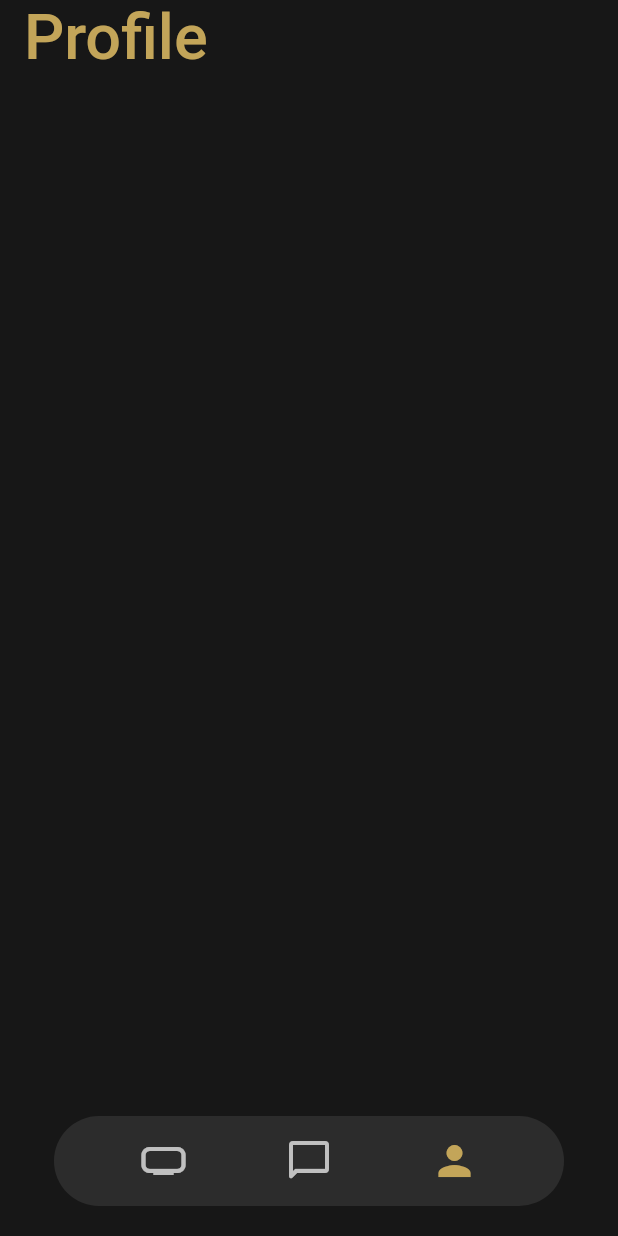
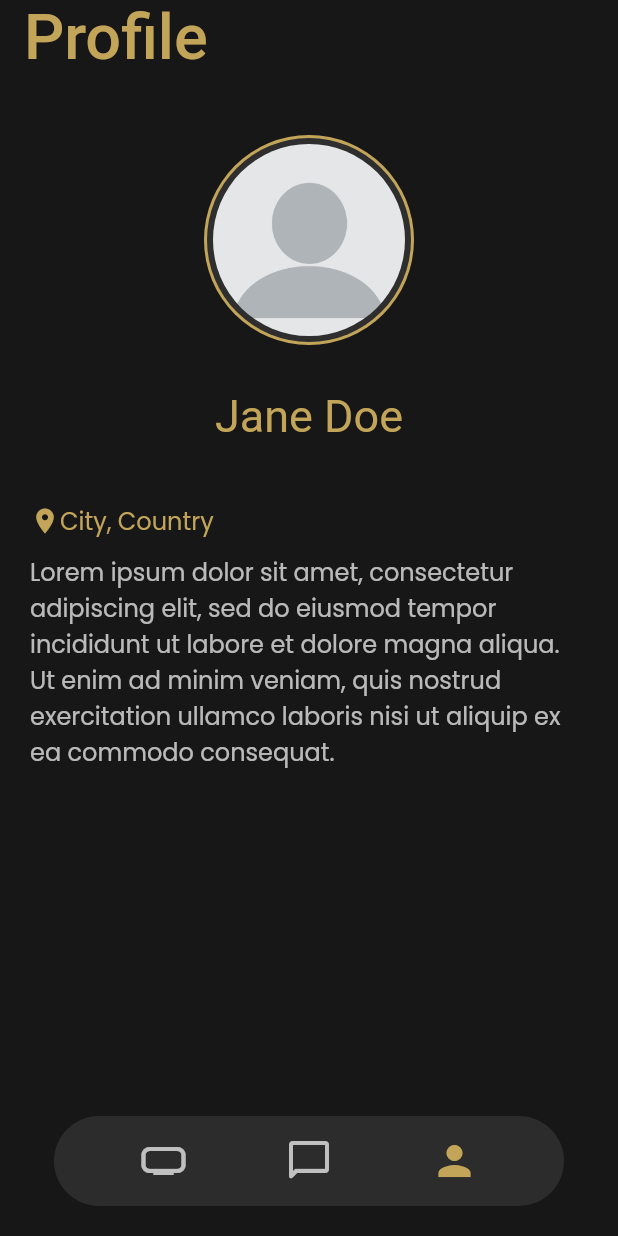
Before and after one commit to Drysen1/Flutter_Social_Network_UI_Concept, a Flutter app: the screen it shows after launch, after a tap on the "chat bubble outline" icon, after a tap on the "person" icon, on a phone screen of 412 x 824 dp. Run offline on Flutter 3.47's test engine with Material 2 defaults, Android fonts, the phone set to English and light mode, and no system bars; our stand-ins replace equatable, flutter_bloc, google_fonts.

Commit message:
Added profile page.

```diff
--- /dev/null
+++ b/lib/blocs/profile/profile_bloc.dart
@@ -0,0 +1,28 @@
+import 'package:flutter_bloc/flutter_bloc.dart';
+import 'package:flutter_social_network_ui_concept/blocs/profile/profile_event.dart';
+import 'package:flutter_social_network_ui_concept/blocs/profile/profile_state.dart';
+import 'package:flutter_social_network_ui_concept/models/profileModel.dart';
+import 'package:flutter_social_network_ui_concept/repository/profileRepository.dart';
+
+class ProfileBloc extends Bloc<ProfileEvent, ProfileState>{
+  ProfileBloc() : super(ProfileInitialState());
+
+  @override
+  Stream<ProfileState> mapEventToState(ProfileEvent event) async* {
+    if(event is LoadProfileEvent){
+      yield* _mapLoadProfileEventToState();
+    }
+  }
+
+  Stream<ProfileState> _mapLoadProfileEventToState() async*{
+    yield ProfileLoadingState();
+    var profile = _getProfile();
+    yield ProfileLoadedState(profile);
+  }
+
+  ProfileModel _getProfile(){
+    var profileRepository = ProfileRepository();
+    return profileRepository.getMyProfile();
+  }
+
+}
--- /dev/null
+++ b/lib/blocs/profile/profile_event.dart
@@ -0,0 +1,8 @@
+import 'package:equatable/equatable.dart';
+
+class ProfileEvent extends Equatable{
+  @override
+  List<Object?> get props => [];
+}
+
+class LoadProfileEvent extends ProfileEvent{}
--- /dev/null
+++ b/lib/blocs/profile/profile_state.dart
@@ -0,0 +1,16 @@
+import 'package:equatable/equatable.dart';
+import 'package:flutter_social_network_ui_concept/models/profileModel.dart';
+
+class ProfileState extends Equatable{
+  @override
+  List<Object?> get props => [];
+}
+
+class ProfileInitialState extends ProfileState{}
+
+class ProfileLoadingState extends ProfileState{}
+
+class ProfileLoadedState  extends ProfileState{
+  final ProfileModel profile;
+  ProfileLoadedState(this.profile);
+}
--- a/lib/repository/profileRepository.dart
+++ b/lib/repository/profileRepository.dart
@@ -1,22 +1,25 @@
 import 'package:flutter_social_network_ui_concept/models/profileModel.dart';
 
 class ProfileRepository {
+    var _janeDoe = ProfileModel(0, "Jane", "Doe", "Lorem ipsum dolor sit amet, consectetur adipiscing elit, sed do eiusmod tempor incididunt ut labore et dolore magna aliqua. Ut enim ad minim veniam, quis nostrud exercitation ullamco laboris nisi ut aliquip ex ea commodo consequat.", "City, Country", 'assets/images/profileImage.png');
+    var _johnDoe = ProfileModel(0, "John", "Doe", "Lorem ipsum dolor sit amet, consectetur adipiscing elit, sed do eiusmod tempor incididunt ut labore et dolore magna aliqua. Ut enim ad minim veniam, quis nostrud exercitation ullamco laboris nisi ut aliquip ex ea commodo consequat.", "City, Country", 'assets/images/profileImage.png');
+
   List<ProfileModel> getProfiles(){
     List<ProfileModel> profiles = [];
-
-    var janeDoe = ProfileModel(0, "Jane", "Doe", "Lorem ipsum dolor sit amet, consectetur adipiscing elit, sed do eiusmod tempor incididunt ut labore et dolore magna aliqua. Ut enim ad minim veniam, quis nostrud exercitation ullamco laboris nisi ut aliquip ex ea commodo consequat.", "City, Country", 'assets/images/profileImage.png');
-    var johnDoe = ProfileModel(0, "John", "Doe", "Lorem ipsum dolor sit amet, consectetur adipiscing elit, sed do eiusmod tempor incididunt ut labore et dolore magna aliqua. Ut enim ad minim veniam, quis nostrud exercitation ullamco laboris nisi ut aliquip ex ea commodo consequat.", "City, Country", 'assets/images/profileImage.png');
-
     for( var i = 0 ; i < 30; i++ ) {
       if(i % 2 == 0){
-        janeDoe.id = i;
-        profiles.add(janeDoe);
+        _janeDoe.id = i;
+        profiles.add(_janeDoe);
       } else {
-        johnDoe.id = i;
-        profiles.add(johnDoe);
+        _johnDoe.id = i;
+        profiles.add(_johnDoe);
       }
     }
 
     return profiles;
   }
+
+  ProfileModel getMyProfile(){
+    return _janeDoe;
+  }
 }
--- a/lib/screens/profileScreen.dart
+++ b/lib/screens/profileScreen.dart
@@ -1,4 +1,11 @@
 import 'package:flutter/material.dart';
+import 'package:flutter_bloc/flutter_bloc.dart';
+import 'package:flutter_social_network_ui_concept/blocs/home/home_event.dart';
+import 'package:flutter_social_network_ui_concept/blocs/profile/profile_bloc.dart';
+import 'package:flutter_social_network_ui_concept/blocs/profile/profile_event.dart';
+import 'package:flutter_social_network_ui_concept/blocs/profile/profile_state.dart';
+import 'package:flutter_social_network_ui_concept/widgets/profileImage.dart';
+import 'package:google_fonts/google_fonts.dart';
 
 class ProfileScreen extends StatefulWidget {
   const ProfileScreen({ Key? key }) : super(key: key);
@@ -8,13 +15,128 @@ class ProfileScreen extends StatefulWidget {
 }
 
 class _ProfileScreenState extends State<ProfileScreen> {
+  late ProfileBloc _profileBloc;
+
+  @override
+  void initState() {
+    _profileBloc = BlocProvider.of<ProfileBloc>(context);
+    _profileBloc.add(LoadProfileEvent());
+    super.initState();
+  }
+
   @override
   Widget build(BuildContext context) {
     return SafeArea(
       child: Container(
         padding: EdgeInsets.all(20),
-
+        child: _mainUI(),
       )
     );
   }
+
+  Widget _mainUI(){
+    return Column(children: [
+        SizedBox(height: 20,),
+        _profileImage(),
+        SizedBox(height: 30,),
+        _username(),
+        SizedBox(height: 40,),
+        _locationHolder(),
+        SizedBox(height: 10,),
+        _informationText()
+      ],
+    );
+  }
+
+  Widget _profileImage(){
+    return BlocBuilder<ProfileBloc, ProfileState>(
+      buildWhen: (oldState, newState){
+        return newState is ProfileLoadedState;
+      },
+      builder: (context, state){
+        var image = "assets/images/profileImage.png";
+        if(state is ProfileLoadedState){
+          image = state.profile.image;
+        }
+        return ProfileImage(image: image, size: 140);
+      }
+    );
+  }
+
+  Widget _username(){
+    return BlocBuilder<ProfileBloc, ProfileState>(
+      buildWhen: (oldState, newState){
+        return newState is ProfileLoadedState;
+      },
+      builder: (context, state){
+        var username = "";
+        if(state is ProfileLoadedState){
+          username = "${state.profile.firstName} ${state.profile.lastName}";
+        }
+        return Text(
+          username,
+          style: GoogleFonts.yesevaOne(
+            color: Theme.of(context).primaryColor,
+            fontSize: 30
+          )
+        );
+      }
+    );
+  }
+
+  Widget _locationHolder(){
+    return BlocBuilder<ProfileBloc, ProfileState>(
+      buildWhen: (oldState, newState){
+        return newState is ProfileLoadedState;
+      },
+      builder: (context, state){
+        var location = "";
+        if(state is ProfileLoadedState){
+          location = state.profile.location;
+        }
+        return _location(location);
+      }
+    );
+  }
+
+  Widget _location(String location){
+    return Row(
+      children: [
+        Icon(
+          Icons.place,
+          size: 20,
+          color: Theme.of(context).primaryColor,
+        ),
+        Text(
+          location,
+          style: GoogleFonts.poppins(
+            color: Theme.of(context).primaryColor,
+            fontSize: 16
+          ),
+        ),
+      ],
+    );
+  }
+
+  Widget _informationText(){
+    return BlocBuilder<ProfileBloc, ProfileState>(
+      buildWhen: (oldState, newState){
+        return newState is ProfileLoadedState;
+      },
+      builder: (context, state){
+        var information = "";
+        if(state is ProfileLoadedState){
+          information = state.profile.information;
+        }
+        return Text(
+          information,
+          style: GoogleFonts.poppins(
+            color: Colors.white70,
+            fontSize: 16
+          ),
+          overflow: TextOverflow.fade,
+        );
+      }
+    );
+  }
 }
--- a/lib/screens/tabScreen.dart
+++ b/lib/screens/tabScreen.dart
@@ -2,6 +2,7 @@ import 'package:flutter/material.dart';
 import 'package:flutter_bloc/flutter_bloc.dart';
 import 'package:flutter_social_network_ui_concept/blocs/conversations/conversations_bloc.dart';
 import 'package:flutter_social_network_ui_concept/blocs/home/home_bloc.dart';
+import 'package:flutter_social_network_ui_concept/blocs/profile/profile_bloc.dart';
 import 'package:flutter_social_network_ui_concept/screens/homeScreen.dart';
 import 'package:flutter_social_network_ui_concept/screens/messagesScreen.dart';
 import 'package:flutter_social_network_ui_concept/screens/profileScreen.dart';
@@ -68,9 +69,14 @@ class _TabScreenState extends State<TabScreen> {
           create: (context) => HomeBloc(),
           child: HomeScreen()
         ),
-        BlocProvider(create: (context) => ConverationsBloc(),
-        child: MessagesScreen()),
-        ProfileScreen()
+        BlocProvider(
+          create: (context) => ConverationsBloc(),
+          child: MessagesScreen()
+        ),
+        BlocProvider(
+          create: (context) => ProfileBloc(),
+          child: ProfileScreen()
+        ),
       ],
       onPageChanged: (int pageIndex){
 
--- a/lib/widgets/home/profileGridCard.dart
+++ b/lib/widgets/home/profileGridCard.dart
@@ -40,7 +40,7 @@ class _ProfileGridCardState extends State<ProfileGridCard> {
     return Row(
       crossAxisAlignment: CrossAxisAlignment.start,
       children: [
-        ProfileImage(image: this.widget.profile.image),
+        ProfileImage(image: this.widget.profile.image, size: 70),
         SizedBox(width: 20,),
         Expanded(
           child: _informationColumn()
--- a/lib/widgets/messages/conversationItem.dart
+++ b/lib/widgets/messages/conversationItem.dart
@@ -31,7 +31,7 @@ class _ConversationItemState extends State<ConversationItem> {
       leading: Container(
         width: 55,
         height: 55,
-        child: ProfileImage(image: this.widget.conversation.profileImage),
+        child: ProfileImage(image: this.widget.conversation.profileImage, size: 55),
       ),
       title: _nameText(),
       subtitle: _messageText()
--- a/lib/widgets/profileImage.dart
+++ b/lib/widgets/profileImage.dart
@@ -1,8 +1,9 @@
 import 'package:flutter/material.dart';
 
 class ProfileImage extends StatefulWidget {
+  final double size;
   final String image;
-  const ProfileImage({ Key? key, required this.image }) : super(key: key);
+  const ProfileImage({ Key? key, required this.image, required this.size }) : super(key: key);
 
   @override
   _ProfileImageState createState() => _ProfileImageState();
@@ -13,10 +14,10 @@ class _ProfileImageState extends State<ProfileImage> {
   Widget build(BuildContext context) {
     return Container(
       padding: EdgeInsets.all(2),
-      width: 70,
-      height: 70,
+      width: this.widget.size,
+      height: this.widget.size,
       decoration: BoxDecoration(
-        borderRadius: BorderRadius.circular(35),
+        borderRadius: BorderRadius.circular(this.widget.size / 2),
         color: Theme.of(context).primaryColor,
       ),
       child: _innerContainer(),
@@ -26,10 +27,10 @@ class _ProfileImageState extends State<ProfileImage> {
   Widget _innerContainer(){
     return Container(
       padding: EdgeInsets.all(4),
-      width: 68,
-      height: 68,
+      width: this.widget.size - 2,
+      height: this.widget.size - 2,
       decoration: BoxDecoration(
-        borderRadius: BorderRadius.circular(35),
+        borderRadius: BorderRadius.circular(this.widget.size / 2),
         color: Color.fromARGB(255, 46, 46, 46),
       ),
       child: _roundImage()
@@ -38,7 +39,7 @@ class _ProfileImageState extends State<ProfileImage> {
 
   Widget _roundImage(){
     return ClipRRect(
-      borderRadius: BorderRadius.circular(35),
+      borderRadius: BorderRadius.circular(this.widget.size / 2),
       child: Image.asset(this.widget.image)
     );
   }
```
